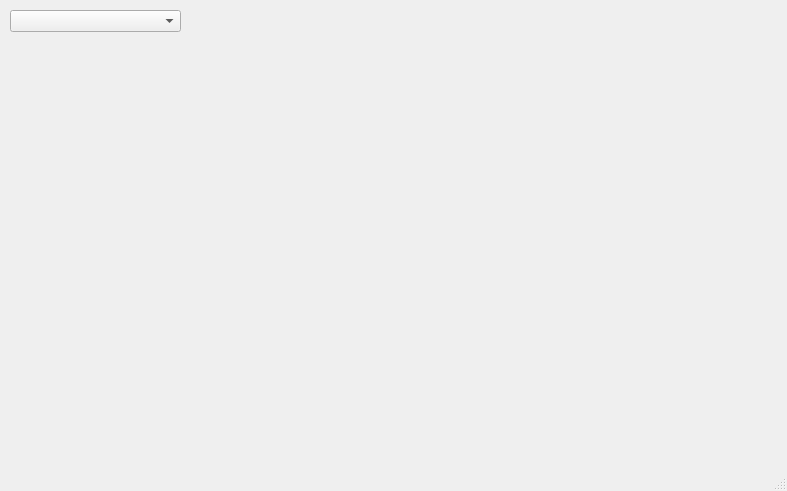
First picture: the form in spectrum/mainwindow.ui, repository JSkrat/voice-spectrum, before the edit.
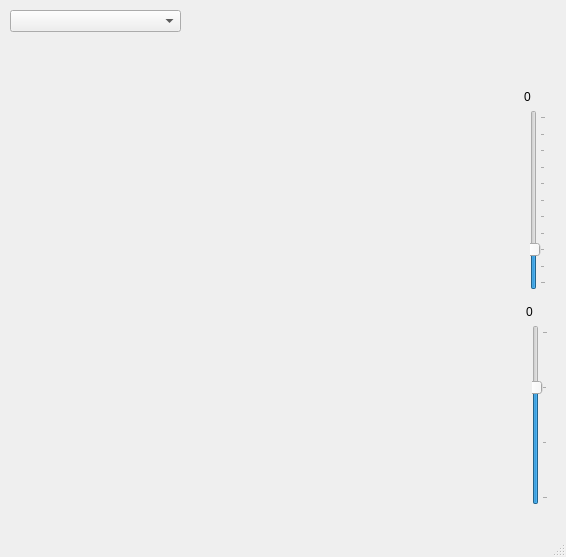
Second picture: the form after the edit.

Commit message: add regulator for smoothing add regulator for base frequency finder threshold use derivatives to find base frequency

Diff of the .ui file:
```diff
--- a/spectrum/mainwindow.ui
+++ b/spectrum/mainwindow.ui
@@ -6,8 +6,8 @@
    <rect>
     <x>0</x>
     <y>0</y>
-    <width>787</width>
-    <height>491</height>
+    <width>566</width>
+    <height>557</height>
    </rect>
   </property>
   <property name="windowTitle">
@@ -24,6 +24,112 @@
      </rect>
     </property>
    </widget>
+   <widget class="QSlider" name="smoothSigma">
+    <property name="geometry">
+     <rect>
+      <x>532</x>
+      <y>325</y>
+      <width>16</width>
+      <height>180</height>
+     </rect>
+    </property>
+    <property name="toolTipDuration">
+     <number>0</number>
+    </property>
+    <property name="maximum">
+     <number>300</number>
+    </property>
+    <property name="pageStep">
+     <number>50</number>
+    </property>
+    <property name="value">
+     <number>200</number>
+    </property>
+    <property name="tracking">
+     <bool>true</bool>
+    </property>
+    <property name="orientation">
+     <enum>Qt::Vertical</enum>
+    </property>
+    <property name="invertedAppearance">
+     <bool>false</bool>
+    </property>
+    <property name="invertedControls">
+     <bool>false</bool>
+    </property>
+    <property name="tickPosition">
+     <enum>QSlider::TicksBelow</enum>
+    </property>
+    <property name="tickInterval">
+     <number>100</number>
+    </property>
+   </widget>
+   <widget class="QLabel" name="smoothSigmaValue">
+    <property name="geometry">
+     <rect>
+      <x>526</x>
+      <y>305</y>
+      <width>32</width>
+      <height>14</height>
+     </rect>
+    </property>
+    <property name="text">
+     <string>0</string>
+    </property>
+   </widget>
+   <widget class="QSlider" name="baseFrequencyThreshold">
+    <property name="geometry">
+     <rect>
+      <x>530</x>
+      <y>110</y>
+      <width>16</width>
+      <height>180</height>
+     </rect>
+    </property>
+    <property name="toolTipDuration">
+     <number>0</number>
+    </property>
+    <property name="maximum">
+     <number>100</number>
+    </property>
+    <property name="pageStep">
+     <number>5</number>
+    </property>
+    <property name="value">
+     <number>20</number>
+    </property>
+    <property name="tracking">
+     <bool>true</bool>
+    </property>
+    <property name="orientation">
+     <enum>Qt::Vertical</enum>
+    </property>
+    <property name="invertedAppearance">
+     <bool>false</bool>
+    </property>
+    <property name="invertedControls">
+     <bool>false</bool>
+    </property>
+    <property name="tickPosition">
+     <enum>QSlider::TicksBelow</enum>
+    </property>
+    <property name="tickInterval">
+     <number>10</number>
+    </property>
+   </widget>
+   <widget class="QLabel" name="baseFrequencyThresholdValue">
+    <property name="geometry">
+     <rect>
+      <x>524</x>
+      <y>90</y>
+      <width>32</width>
+      <height>14</height>
+     </rect>
+    </property>
+    <property name="text">
+     <string>0</string>
+    </property>
+   </widget>
   </widget>
   <widget class="QMenuBar" name="menuBar">
    <property name="geometry">
```
Left out of the diff: 2 changed lines with no effect on the pictures. The commit also changes 5 other files.
